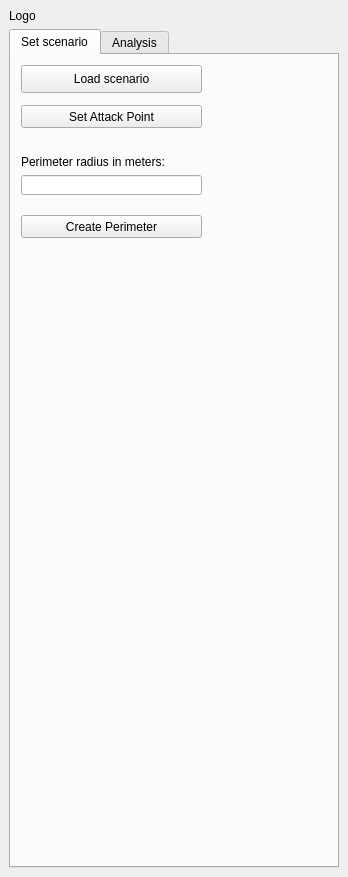
Before: the Qt Designer form Evacu8/Evacu8/Evacu8_dockwidget_base.ui in fhb1990/GEO1005, drawn with Qt 5.
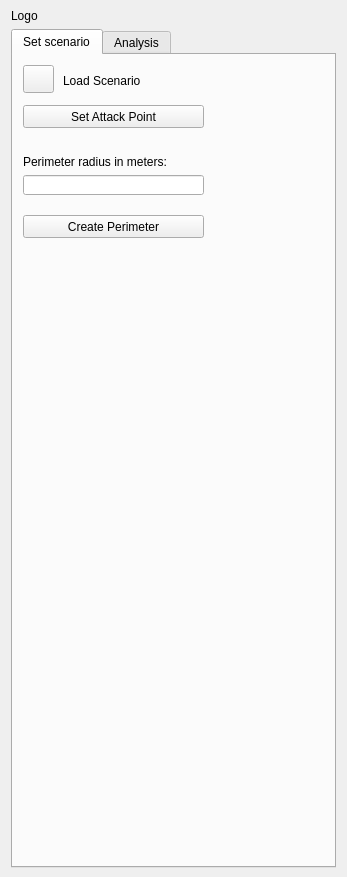
After: the same form once the commit is applied. The open tabs and pages were chosen to show the change.

```diff
--- a/Evacu8/Evacu8/Evacu8_dockwidget_base.ui
+++ b/Evacu8/Evacu8/Evacu8_dockwidget_base.ui
@@ -6,10 +6,16 @@
    <rect>
     <x>0</x>
     <y>0</y>
-    <width>348</width>
+    <width>347</width>
     <height>877</height>
    </rect>
   </property>
+  <property name="maximumSize">
+   <size>
+    <width>524287</width>
+    <height>524287</height>
+   </size>
+  </property>
   <property name="windowTitle">
    <string>Evacu8</string>
   </property>
@@ -17,6 +23,18 @@
    <layout class="QGridLayout" name="gridLayout">
     <item row="1" column="0">
      <widget class="QTabWidget" name="tabs">
+      <property name="minimumSize">
+       <size>
+        <width>325</width>
+        <height>0</height>
+       </size>
+      </property>
+      <property name="maximumSize">
+       <size>
+        <width>325</width>
+        <height>16777215</height>
+       </size>
+      </property>
       <property name="currentIndex">
        <number>1</number>
       </property>
@@ -93,12 +111,25 @@
          <rect>
           <x>10</x>
           <y>10</y>
-          <width>181</width>
+          <width>31</width>
           <height>28</height>
          </rect>
         </property>
         <property name="text">
-         <string>Load scenario</string>
+         <string/>
+        </property>
+       </widget>
+       <widget class="QLabel" name="label">
+        <property name="geometry">
+         <rect>
+          <x>50</x>
+          <y>15</y>
+          <width>91</width>
+          <height>21</height>
+         </rect>
+        </property>
+        <property name="text">
+         <string>Load Scenario</string>
         </property>
        </widget>
       </widget>
```
Left out of the diff: 36 changed lines with no effect on the pictures.
